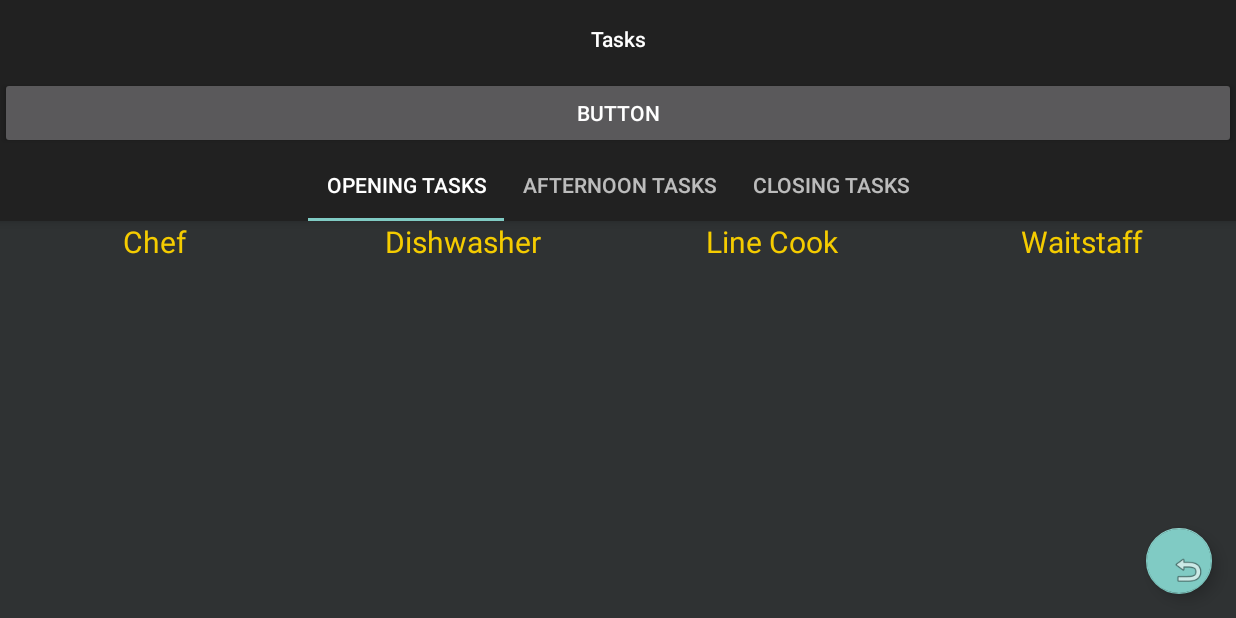
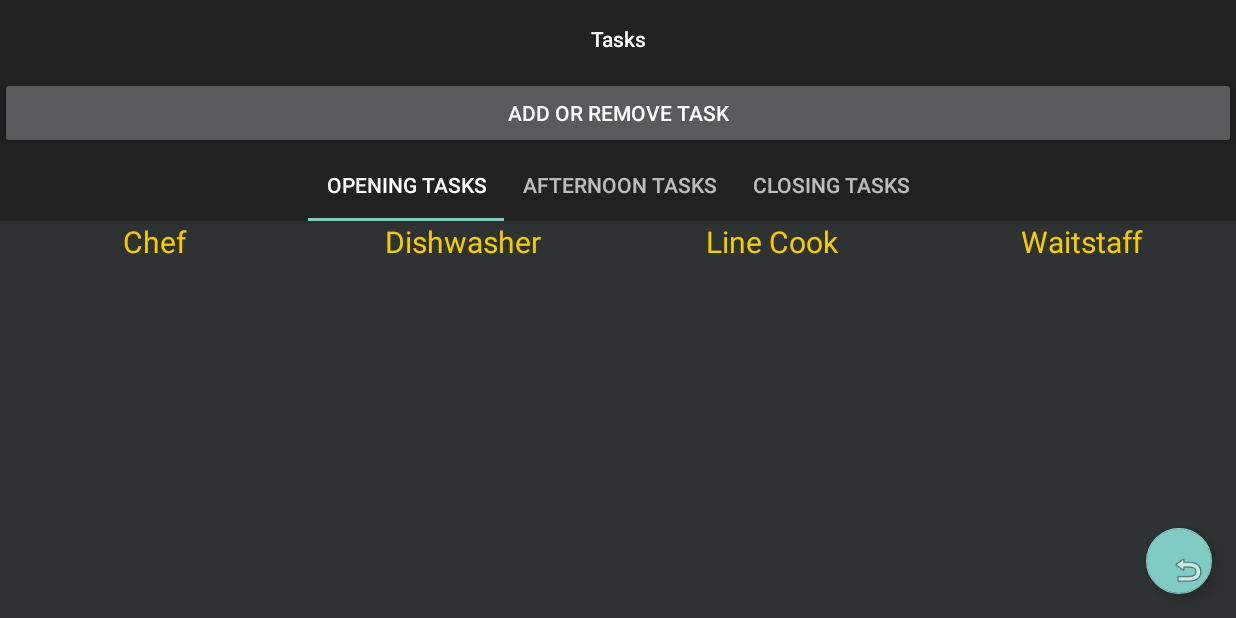
Before and after one commit to CamWhiting12/EmployBee, an Android app: the Tasks1Activity screen opened directly, with no data from a screen before it, on a phone screen of 824 x 412 dp (held sideways). Run offline under Robolectric (Android 15) with nearby library versions, the phone set to English and light mode, and no system bars; our stand-ins replace Room's generated code.

```diff
--- a/app/src/main/java/com/example/employbee/Tasks1Activity.java
+++ b/app/src/main/java/com/example/employbee/Tasks1Activity.java
@@ -38,14 +38,7 @@ public class Tasks1Activity extends AppCompatActivity {
         FloatingActionButton fab = binding.homeButton;
 
         db = Room.databaseBuilder(getBaseContext(), AppDatabase.class, "Tasks").allowMainThreadQueries().build();
-        TaskDao taskdao = db.taskDao();
-
-        Task task1 = new Task("first task ig", 2, 1, false);
-        Task task2 = new Task("second task ig", 2, 2, false);
-        Task task3 = new Task("third task ig", 3, 3, false);
-        Task task4 = new Task("fourth task ig", 3, 4, false);
-
-        taskdao.insertTasks(task1, task2, task3, task4);
+        TaskDao taskdao = db.taskDao();;
     }
 
     public void goHome(View v) {
--- a/app/src/main/res/layout-land/activity_add_tasks.xml
+++ b/app/src/main/res/layout-land/activity_add_tasks.xml
@@ -48,6 +48,7 @@
             android:id="@+id/removeTaskConfrm"
             android:layout_width="wrap_content"
             android:layout_height="wrap_content"
+            android:onClick="removeTask"
             android:text="@string/removeTaskButtonSTR" />
 
         <com.google.android.material.floatingactionbutton.FloatingActionButton
--- a/app/src/main/res/layout-land/activity_tasks1.xml
+++ b/app/src/main/res/layout-land/activity_tasks1.xml
@@ -26,7 +26,7 @@
             android:layout_width="match_parent"
             android:layout_height="wrap_content"
             android:onClick="goToAddTask"
-            android:text="Button" />
+            android:text="@string/AddOrRemoveTaskTitle" />
 
         <com.google.android.material.tabs.TabLayout
             android:id="@+id/tabs"
--- a/app/src/main/res/layout-land/fragment_page_1.xml
+++ b/app/src/main/res/layout-land/fragment_page_1.xml
@@ -34,7 +34,8 @@
             <ListView
                 android:id="@+id/listViewTasks1_1"
                 android:layout_width="match_parent"
-                android:layout_height="match_parent" />
+                android:layout_height="match_parent"
+                tools:ignore="DuplicateSpeakableTextCheck" />
 
         </LinearLayout>
 
--- a/app/src/main/res/values/strings.xml
+++ b/app/src/main/res/values/strings.xml
@@ -25,6 +25,7 @@
     <string name="job3TitleSTR">Line Cook</string>
     <string name="job4TitleSTR">Waitstaff</string>
     <string name="suggested">Suggested</string>
+    <string name="AddOrRemoveTaskTitle">Add or Remove Task</string>
 
 
     <!-- Protocol Samples -->
```
Also changed, not shown: app/src/main/java/com/example/employbee/AddTasks.java (+19 -1 lines), app/src/main/java/com/example/employbee/Task.java (+7 -0 lines), app/src/main/res/layout-land/activity_main.xml (+10 -21 lines).
